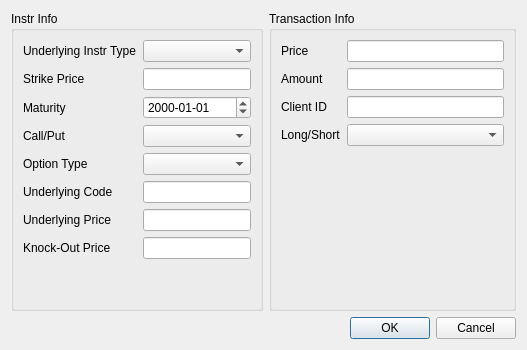
First picture: the form in addorderdialog.ui, repository Dalizi/option_calculator, before the edit.
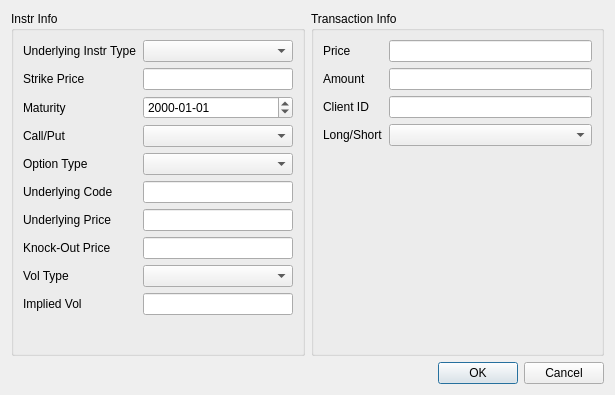
Second picture: the form after the edit.

Commit message: Added vol_type and implied_vol to db

```diff
--- a/addorderdialog.ui
+++ b/addorderdialog.ui
@@ -6,8 +6,8 @@
    <rect>
     <x>0</x>
     <y>0</y>
-    <width>527</width>
-    <height>350</height>
+    <width>615</width>
+    <height>395</height>
    </rect>
   </property>
   <property name="windowTitle">
@@ -108,6 +108,26 @@
             </property>
            </widget>
           </item>
+          <item row="8" column="0">
+           <widget class="QLabel" name="volTypeLabel">
+            <property name="text">
+             <string>Vol Type</string>
+            </property>
+           </widget>
+          </item>
+          <item row="8" column="1">
+           <widget class="QComboBox" name="volTypeComboBox"/>
+          </item>
+          <item row="9" column="0">
+           <widget class="QLabel" name="impliedVolLabel">
+            <property name="text">
+             <string>Implied Vol</string>
+            </property>
+           </widget>
+          </item>
+          <item row="9" column="1">
+           <widget class="QLineEdit" name="impliedVolLineEdit"/>
+          </item>
          </layout>
         </item>
        </layout>
```
The commit also changes 3 other files.
